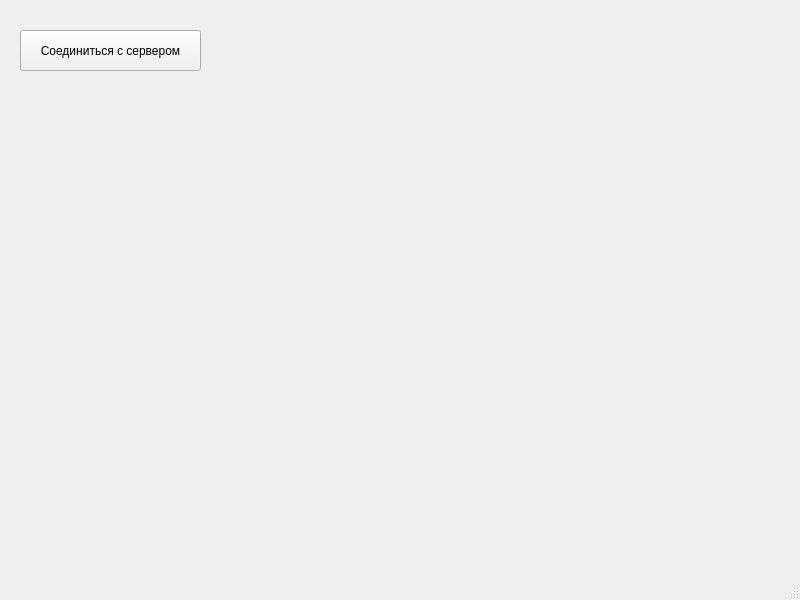
Old version of the form client/mainwindow.ui in the repository nightwanejk/clientserverapp.
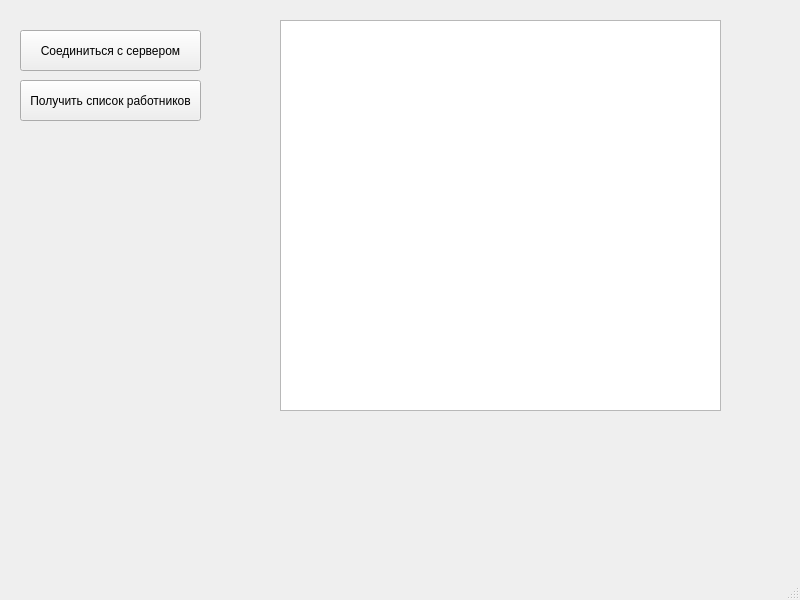
New version of the form.

```diff
--- a/client/mainwindow.ui
+++ b/client/mainwindow.ui
@@ -27,6 +27,29 @@
      <string>Соединиться с сервером</string>
     </property>
    </widget>
+   <widget class="QTableView" name="tableView">
+    <property name="geometry">
+     <rect>
+      <x>280</x>
+      <y>20</y>
+      <width>441</width>
+      <height>391</height>
+     </rect>
+    </property>
+   </widget>
+   <widget class="QPushButton" name="pushButton_2">
+    <property name="geometry">
+     <rect>
+      <x>20</x>
+      <y>80</y>
+      <width>181</width>
+      <height>41</height>
+     </rect>
+    </property>
+    <property name="text">
+     <string>Получить список работников</string>
+    </property>
+   </widget>
   </widget>
   <widget class="QMenuBar" name="menubar">
    <property name="geometry">
```
